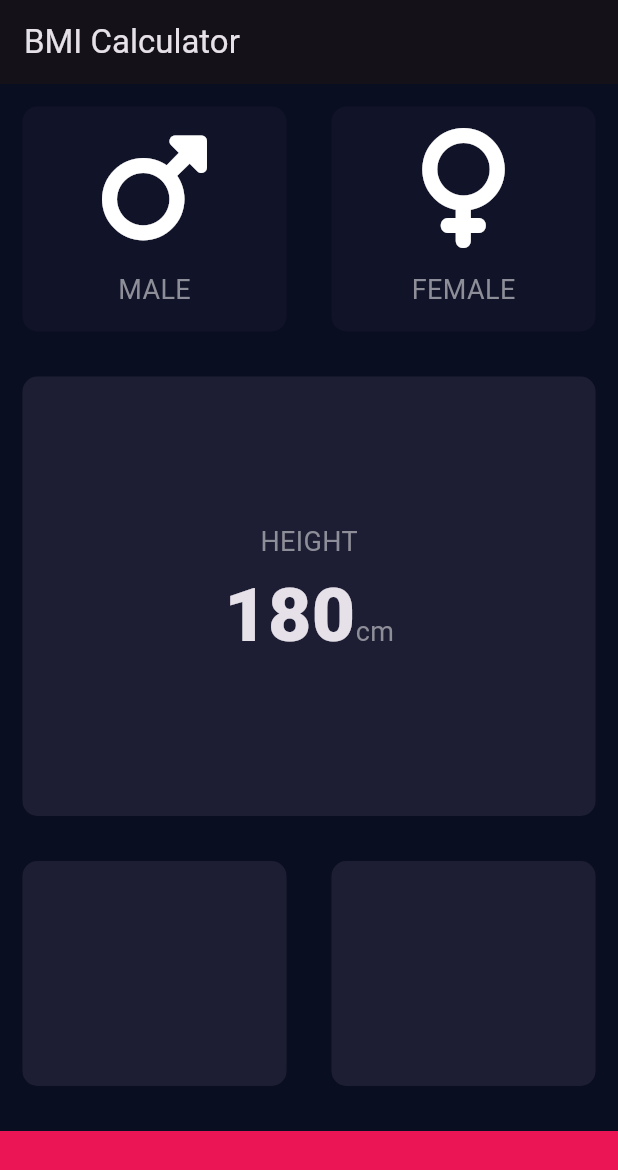
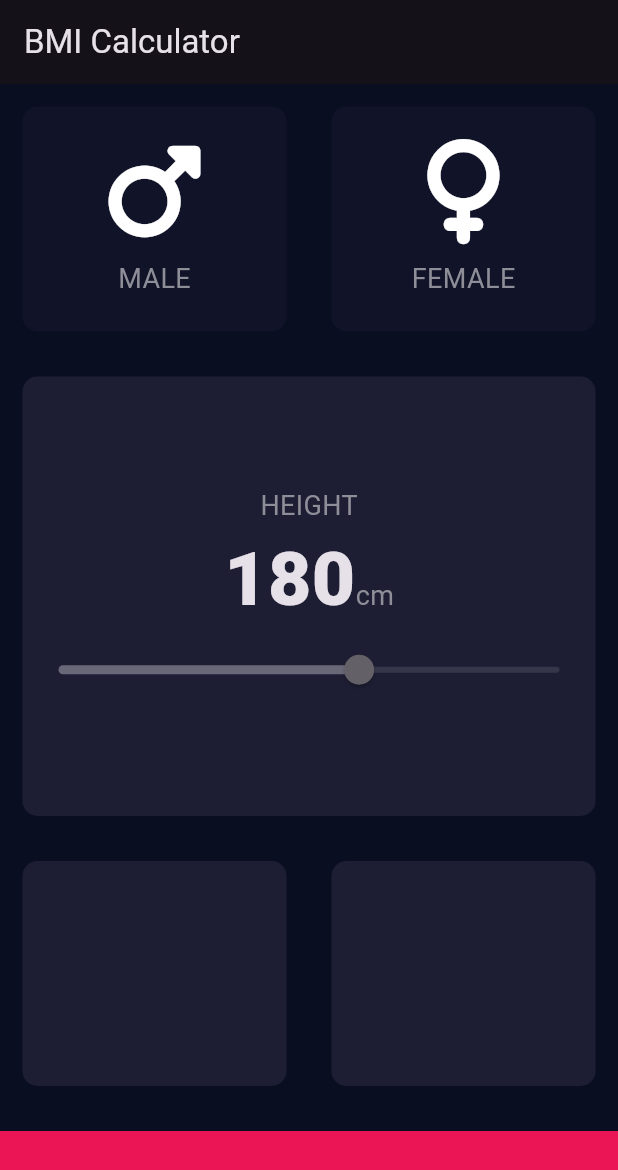
Before and after one commit to shrutiiiiin/bmi-flutter, a Flutter app: the screen it shows after launch, on a phone screen of 412 x 824 dp. Shown: the top 1170 px of the screen. Run offline on Flutter 3.47's test engine with Material 3 defaults, Android fonts, the phone set to English and light mode, and no system bars; our stand-ins replace font_awesome_flutter; statements that could not run were skipped.

Commit message:
inital commit #19

```diff
--- a/lib/iconContent.dart
+++ b/lib/iconContent.dart
@@ -12,10 +12,10 @@ class IconContent extends StatelessWidget {
       children: [
         Icon(
           icon,
-          size: 80,
+          size: 70,
         ),
         SizedBox(
-          height: 15,
+          height: 10,
         ),
         Text(
           icontext,
--- a/lib/input_page.dart
+++ b/lib/input_page.dart
@@ -18,6 +18,7 @@ class InputPage extends StatefulWidget {
 
 class _InputPageState extends State<InputPage> {
   Gender? selectedGender;
+  int height = 180;
 
   @override
   Widget build(BuildContext context) {
@@ -84,7 +85,7 @@ class _InputPageState extends State<InputPage> {
                     textBaseline: TextBaseline.alphabetic,
                     children: [
                       Text(
-                        '180',
+                        height.toString(),
                         style: kNumberTextStyle,
                       ),
                       Text(
@@ -93,6 +94,11 @@ class _InputPageState extends State<InputPage> {
                       )
                     ],
                   ),
+                  Slider(
+                      value: height.toDouble(),
+                      min: 120,
+                      max: 220,
+                      onChanged: onChanged)
                 ],
               ),
             ),
```
